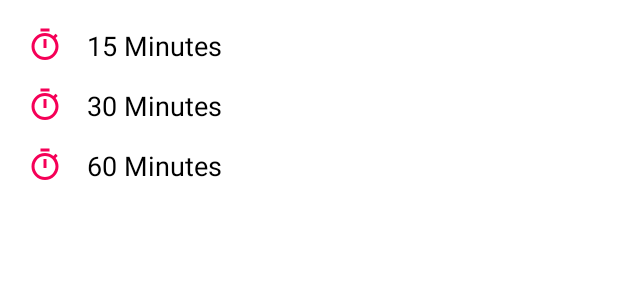
After one commit to Shevy-D/AudioPlayer, an Android app: the layout bottom_sheet_dialog.xml on its own in the app's theme, with its tools: preview values and no code run, on a phone screen of 412 x 824 dp. The commit adds this screen. Shown: the top 300 px of the screen. Run offline under Robolectric (Android 15) with nearby library versions, the phone set to English and light mode, and no system bars.

```diff
--- /dev/null
+++ b/app/src/main/res/drawable/ic_search.xml
@@ -0,0 +1,5 @@
+<vector android:height="35dp" android:tint="@color/black"
+    android:viewportHeight="24" android:viewportWidth="24"
+    android:width="35dp" xmlns:android="http://schemas.android.com/apk/res/android">
+    <path android:fillColor="@android:color/white" android:pathData="M15.5,14h-0.79l-0.28,-0.27C15.41,12.59 16,11.11 16,9.5 16,5.91 13.09,3 9.5,3S3,5.91 3,9.5 5.91,16 9.5,16c1.61,0 3.09,-0.59 4.23,-1.57l0.27,0.28v0.79l5,4.99L20.49,19l-4.99,-5zM9.5,14C7.01,14 5,11.99 5,9.5S7.01,5 9.5,5 14,7.01 14,9.5 11.99,14 9.5,14z"/>
+</vector>
--- /dev/null
+++ b/app/src/main/res/layout/bottom_sheet_dialog.xml
@@ -0,0 +1,79 @@
+<?xml version="1.0" encoding="utf-8"?>
+<LinearLayout xmlns:android="http://schemas.android.com/apk/res/android"
+    xmlns:app="http://schemas.android.com/apk/res-auto"
+    xmlns:tools="http://schemas.android.com/tools"
+    android:layout_width="match_parent"
+    android:layout_height="wrap_content"
+    android:layout_margin="10dp"
+    android:orientation="vertical">
+
+    <LinearLayout
+        android:id="@+id/min_15"
+        android:layout_width="match_parent"
+        android:layout_height="wrap_content"
+        tools:ignore="UseCompoundDrawables">
+
+        <ImageView
+            android:layout_width="24dp"
+            android:layout_height="24dp"
+            android:layout_margin="8dp"
+            android:contentDescription="@string/min_15"
+            android:src="@drawable/ic_timer"
+            app:tint="@color/cool_pink" />
+
+        <TextView
+            android:layout_width="match_parent"
+            android:layout_height="match_parent"
+            android:padding="8dp"
+            android:text="@string/min_15"
+            android:textColor="@color/black"
+            android:textSize="18sp" />
+    </LinearLayout>
+
+    <LinearLayout
+        android:id="@+id/min_30"
+        android:layout_width="match_parent"
+        android:layout_height="wrap_content"
+        tools:ignore="UseCompoundDrawables">
+
+        <ImageView
+            android:layout_width="24dp"
+            android:layout_height="24dp"
+            android:layout_margin="8dp"
+            android:contentDescription="@string/min_30"
+            android:src="@drawable/ic_timer"
+            app:tint="@color/cool_pink" />
+
+        <TextView
+            android:layout_width="match_parent"
+            android:layout_height="match_parent"
+            android:padding="8dp"
+            android:text="@string/min_30"
+            android:textColor="@color/black"
+            android:textSize="18sp" />
+    </LinearLayout>
+
+    <LinearLayout
+        android:id="@+id/min_60"
+        android:layout_width="match_parent"
+        android:layout_height="wrap_content"
+        tools:ignore="UseCompoundDrawables">
+
+        <ImageView
+            android:layout_width="24dp"
+            android:layout_height="24dp"
+            android:layout_margin="8dp"
+            android:contentDescription="@string/min_60"
+            android:src="@drawable/ic_timer"
+            app:tint="@color/cool_pink" />
+
+        <TextView
+            android:layout_width="match_parent"
+            android:layout_height="match_parent"
+            android:padding="8dp"
+            android:text="@string/min_60"
+            android:textColor="@color/black"
+            android:textSize="18sp" />
+    </LinearLayout>
+
+</LinearLayout>
--- a/app/src/main/res/values/strings.xml
+++ b/app/src/main/res/values/strings.xml
@@ -20,8 +20,12 @@
     <string name="settings">Settings</string>
     <string name="about">About</string>
     <string name="exit">Exit</string>
+    <string name="min_15">15 Minutes</string>
+    <string name="min_30">30 Minutes</string>
+    <string name="min_60">60 Minutes</string>
     <string name="favourite_note">Tip: Play Music And Click On &#10084; To Add It Into Favourites. </string>
     <string name="playlist_note">Tip: Click On ➕ To Create New Playlist. </string>
     <string name="icon">Icon</string>
     <string name="text_nav">Welcome to\nWorld of Music</string>
+    <string name="search_view">Search View</string>
 </resources>
```
Also changed, not shown: app/src/main/java/com/shevy/audioplayer/MusicAdapter.kt (+13 -5 lines), app/src/main/java/com/shevy/audioplayer/NotificationReceiver.kt (+2 -5 lines), app/src/main/java/com/shevy/audioplayer/models/Music.kt (+10 -0 lines), app/src/main/java/com/shevy/audioplayer/presentation/MainActivity.kt (+31 -11 lines), app/src/main/java/com/shevy/audioplayer/presentation/PlayerActivity.kt (+78 -0 lines), app/src/main/res/menu/search_view_menu.xml (added, +11 -0 lines).
